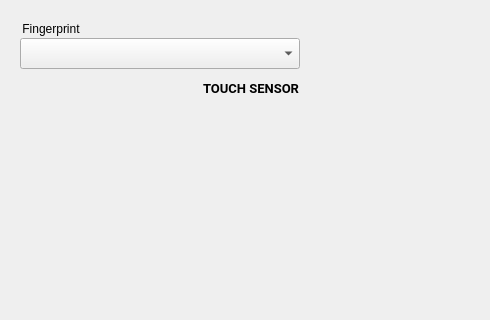
aosp-mirror/platform_external_qemu, file android/skin/qt/extended-pages/finger-page.ui: the form before one commit; both pictures show x 0 to 490 and y 0 to 320 of the 622 by 580 pixel window.
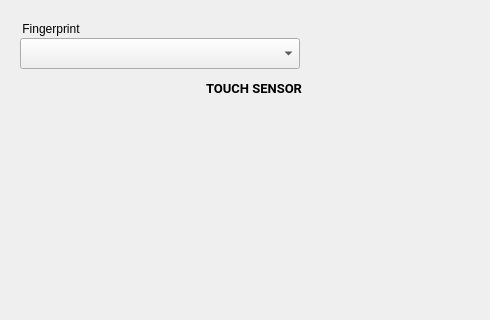
The form after the commit.

Commit message:
ui: Adjust button boundaries
Align the button text with its near by elements.
Center the text in the button.

We are using "flat" buttons. Their boundaries are visible only
when they are clicked. The Material Design guidelines for flat
buttons indicate that they should be placed so their text is
aligned with near-by items, and that the text should be centered
in the button.

One result of this is that, when a button is pushed and its boundary
becomes visible, the boundary is not aligned with nearby items.
Still, the guideline indicates this is the best option.

```diff
--- a/android/skin/qt/extended-pages/finger-page.ui
+++ b/android/skin/qt/extended-pages/finger-page.ui
@@ -16,9 +16,9 @@
   <widget class="QPushButton" name="finger_touchButton">
    <property name="geometry">
     <rect>
-     <x>180</x>
+     <x>188</x>
      <y>70</y>
-     <width>120</width>
+     <width>132</width>
      <height>36</height>
     </rect>
    </property>
@@ -30,9 +30,6 @@
      <bold>true</bold>
     </font>
    </property>
-   <property name="styleSheet">
-    <string notr="true">text-align: right</string>
-   </property>
    <property name="text">
     <string>TOUCH SENSOR</string>
    </property>
```
Left out of the diff: 4 changed lines with no effect on the pictures. The commit also changes 3 other files.
